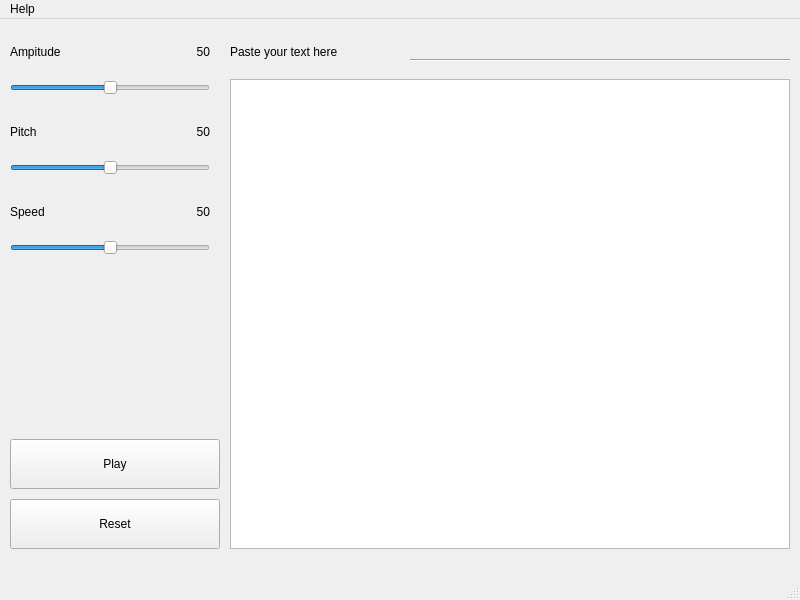
Before: the Qt Designer form resources/demo.ui in s3h4n/LetMeSpeak, drawn with Qt 5.
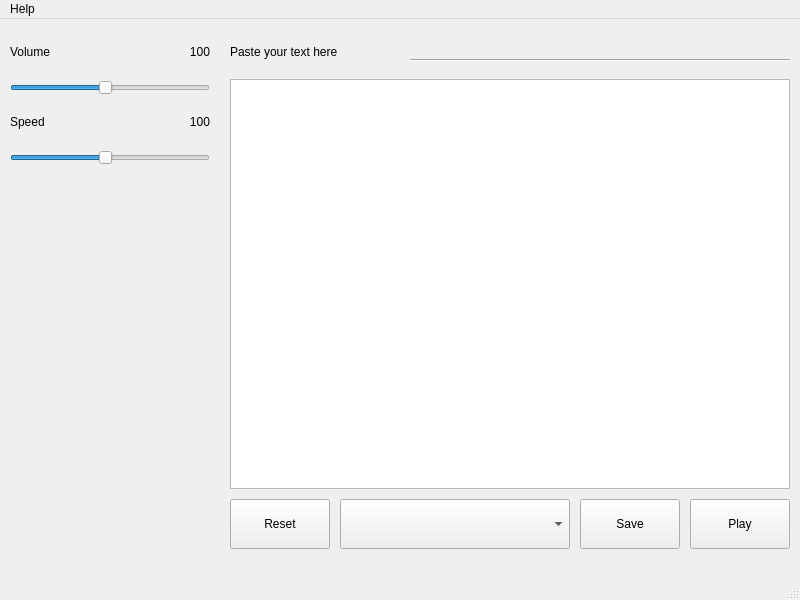
After: the same form once the commit is applied. Icons and pictures are not drawn.

Patch:
```diff
--- a/resources/demo.ui
+++ b/resources/demo.ui
@@ -35,11 +35,20 @@
       <height>17</height>
      </rect>
     </property>
+    <property name="minimum">
+     <number>10</number>
+    </property>
+    <property name="maximum">
+     <number>200</number>
+    </property>
     <property name="singleStep">
      <number>1</number>
     </property>
+    <property name="value">
+     <number>100</number>
+    </property>
     <property name="sliderPosition">
-     <number>50</number>
+     <number>100</number>
     </property>
     <property name="orientation">
      <enum>Qt::Horizontal</enum>
@@ -55,27 +64,14 @@
      </rect>
     </property>
     <property name="text">
-     <string>Ampitude</string>
-    </property>
-   </widget>
-   <widget class="QLabel" name="pitch_label">
-    <property name="geometry">
-     <rect>
-      <x>10</x>
-      <y>100</y>
-      <width>80</width>
-      <height>26</height>
-     </rect>
-    </property>
-    <property name="text">
-     <string>Pitch</string>
+     <string>Volume</string>
     </property>
    </widget>
    <widget class="QLabel" name="speed_label">
     <property name="geometry">
      <rect>
       <x>10</x>
-      <y>180</y>
+      <y>90</y>
       <width>80</width>
       <height>26</height>
      </rect>
@@ -90,37 +86,30 @@
       <x>230</x>
       <y>60</y>
       <width>560</width>
-      <height>470</height>
+      <height>410</height>
      </rect>
     </property>
    </widget>
-   <widget class="QSlider" name="pitch">
-    <property name="geometry">
-     <rect>
-      <x>10</x>
-      <y>140</y>
-      <width>200</width>
-      <height>17</height>
-     </rect>
-    </property>
-    <property name="sliderPosition">
-     <number>50</number>
-    </property>
-    <property name="orientation">
-     <enum>Qt::Horizontal</enum>
-    </property>
-   </widget>
    <widget class="QSlider" name="speed">
     <property name="geometry">
      <rect>
       <x>10</x>
-      <y>220</y>
+      <y>130</y>
       <width>200</width>
       <height>17</height>
      </rect>
     </property>
+    <property name="minimum">
+     <number>10</number>
+    </property>
+    <property name="maximum">
+     <number>200</number>
+    </property>
+    <property name="value">
+     <number>100</number>
+    </property>
     <property name="sliderPosition">
-     <number>50</number>
+     <number>100</number>
     </property>
     <property name="orientation">
      <enum>Qt::Horizontal</enum>
@@ -129,9 +118,9 @@
    <widget class="QPushButton" name="play_btn">
     <property name="geometry">
      <rect>
-      <x>10</x>
-      <y>420</y>
-      <width>210</width>
+      <x>690</x>
+      <y>480</y>
+      <width>100</width>
       <height>50</height>
      </rect>
     </property>
@@ -168,9 +157,9 @@
    <widget class="QPushButton" name="reset_btn">
     <property name="geometry">
      <rect>
-      <x>10</x>
+      <x>230</x>
       <y>480</y>
-      <width>210</width>
+      <width>100</width>
       <height>50</height>
      </rect>
     </property>
@@ -182,29 +171,13 @@
     <property name="geometry">
      <rect>
       <x>130</x>
-      <y>180</y>
+      <y>90</y>
       <width>80</width>
       <height>26</height>
      </rect>
     </property>
     <property name="text">
-     <string>50</string>
-    </property>
-    <property name="alignment">
-     <set>Qt::AlignRight|Qt::AlignTrailing|Qt::AlignVCenter</set>
-    </property>
-   </widget>
-   <widget class="QLabel" name="pitch_value">
-    <property name="geometry">
-     <rect>
-      <x>130</x>
-      <y>100</y>
-      <width>80</width>
-      <height>26</height>
-     </rect>
-    </property>
-    <property name="text">
-     <string>50</string>
+     <string>100</string>
     </property>
     <property name="alignment">
      <set>Qt::AlignRight|Qt::AlignTrailing|Qt::AlignVCenter</set>
@@ -220,12 +193,35 @@
      </rect>
     </property>
     <property name="text">
-     <string>50</string>
+     <string>100</string>
     </property>
     <property name="alignment">
      <set>Qt::AlignRight|Qt::AlignTrailing|Qt::AlignVCenter</set>
     </property>
    </widget>
+   <widget class="QComboBox" name="language_select">
+    <property name="geometry">
+     <rect>
+      <x>340</x>
+      <y>480</y>
+      <width>230</width>
+      <height>50</height>
+     </rect>
+    </property>
+   </widget>
+   <widget class="QPushButton" name="save_btn">
+    <property name="geometry">
+     <rect>
+      <x>580</x>
+      <y>480</y>
+      <width>100</width>
+      <height>50</height>
+     </rect>
+    </property>
+    <property name="text">
+     <string>Save</string>
+    </property>
+   </widget>
   </widget>
   <widget class="QStatusBar" name="statusbar"/>
   <widget class="QMenuBar" name="menuBar">
```
Left out of the diff: 22 changed lines with no effect on the pictures.
